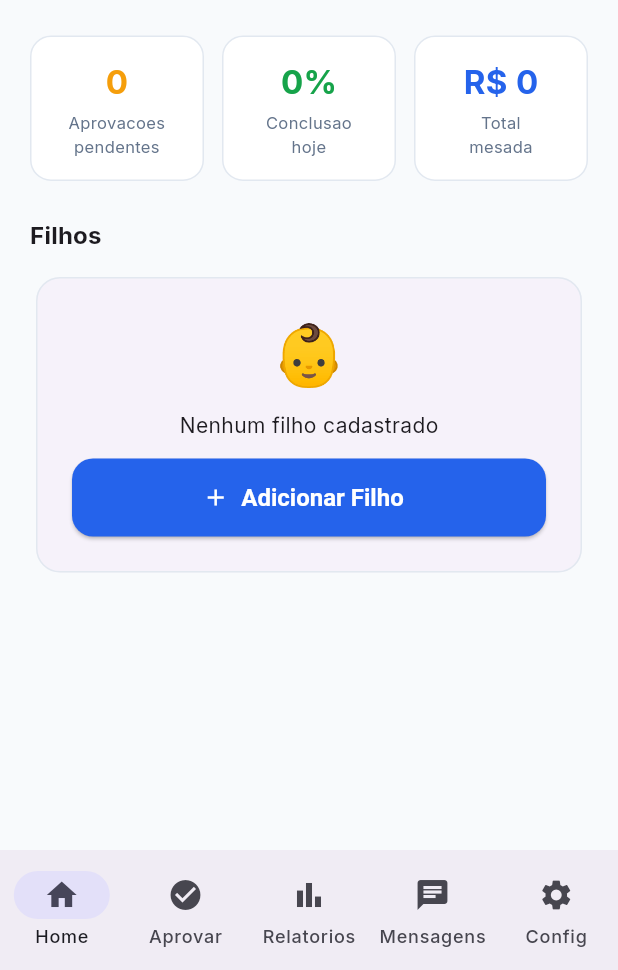
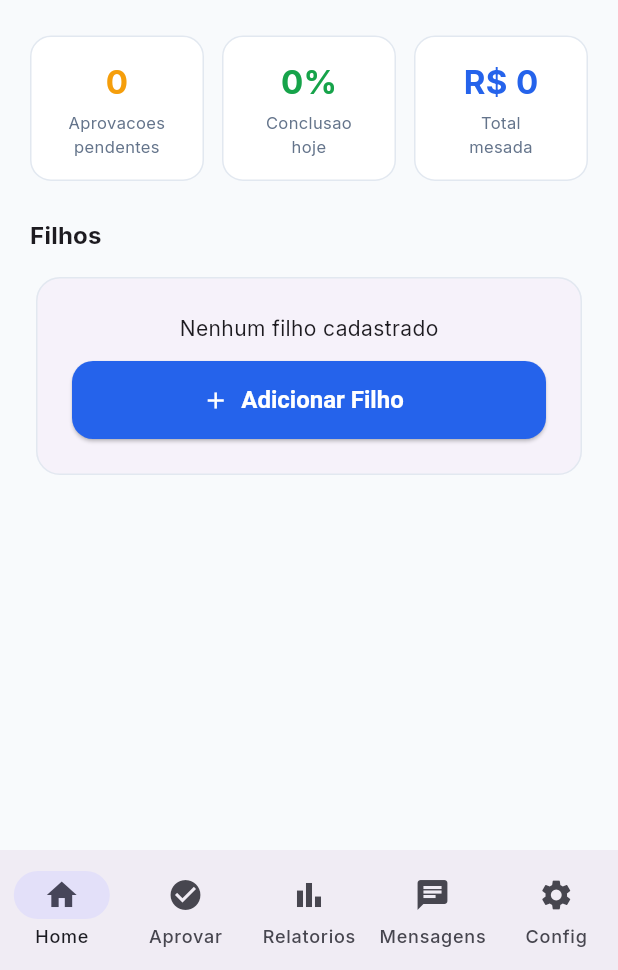
Before and after one commit to viniciusglopes/tarefas-mesada, a Flutter app: the ParentDashboardScreen screen opened by its route, on a phone screen of 412 x 824 dp, the part 266-1236 px from its top. Run offline on Flutter 3.47's test engine with Material 3 defaults, Android fonts, the phone set to English and light mode, and no system bars; our stand-ins replace google_fonts, image_picker, shared_preferences, supabase_flutter; accounts and stored records are empty.

Commit message:
fix: dashboard retry on load failure, fix nginx cache headers
- Dashboard shows retry button when parent data fails to load
  (prevents navigation with empty familyId)
- Nginx: no-cache on index.html, bootstrap.js, service worker
  (fixes MissingPluginException from stale cached JS)
- Remove baby emoji from dashboard empty state

Co-Authored-By: Claude Opus 4.6 <noreply@anthropic.com>

```diff
--- a/lib/screens/parent/dashboard_screen.dart
+++ b/lib/screens/parent/dashboard_screen.dart
@@ -93,7 +93,10 @@ class _ParentDashboardScreenState extends State<ParentDashboardScreen> {
         _loading = false;
       });
     } catch (e) {
-      setState(() => _loading = false);
+      setState(() {
+        _loading = false;
+        _parent = null;
+      });
     }
   }
 
@@ -127,6 +130,27 @@ class _ParentDashboardScreenState extends State<ParentDashboardScreen> {
   Widget build(BuildContext context) {
     if (_loading) {
       return const Scaffold(body: Center(child: CircularProgressIndicator()));
+    }
+    if (_parent == null) {
+      return Scaffold(
+        body: Center(
+          child: Column(
+            mainAxisSize: MainAxisSize.min,
+            children: [
+              const Icon(Icons.wifi_off, size: 48, color: AppColors.textSecondary),
+              const SizedBox(height: 12),
+              const Text('Nao foi possivel carregar seus dados', style: TextStyle(color: AppColors.textSecondary)),
+              const SizedBox(height: 16),
+              ElevatedButton.icon(
+                onPressed: () { setState(() => _loading = true); _loadData(); },
+                icon: const Icon(Icons.refresh),
+                label: const Text('Tentar novamente'),
+                style: ElevatedButton.styleFrom(backgroundColor: AppColors.parentBlue, foregroundColor: Colors.white),
+              ),
+            ],
+          ),
+        ),
+      );
     }
 
     return Scaffold(
@@ -226,8 +250,6 @@ class _ParentDashboardScreenState extends State<ParentDashboardScreen> {
                   padding: const EdgeInsets.all(24),
                   child: Column(
                     children: [
-                      const Text('👶', style: TextStyle(fontSize: 40)),
-                      const SizedBox(height: 8),
                       const Text('Nenhum filho cadastrado'),
                       const SizedBox(height: 12),
                       ElevatedButton.icon(
```
Also changed, not shown: 4 other files.
